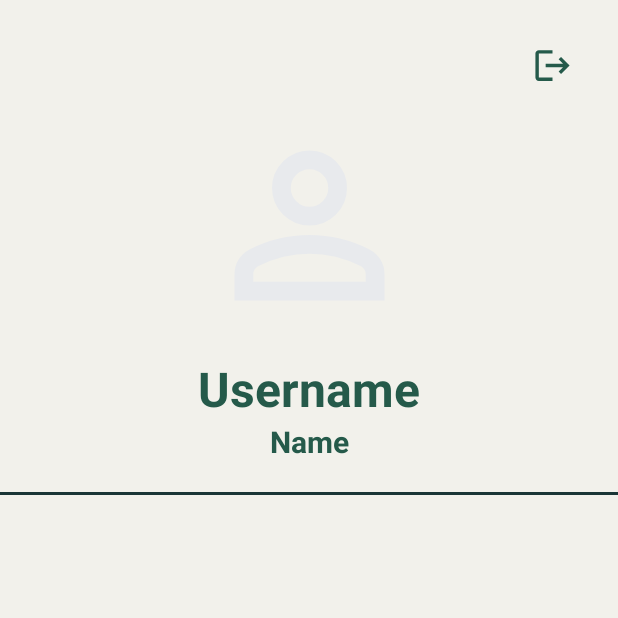
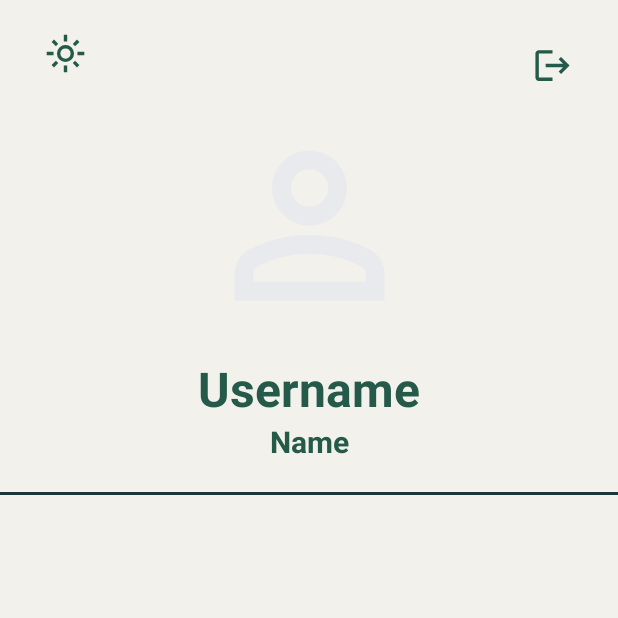
Before and after one commit to bitewise-lab/androidX, an Android app: the AccountFragment screen opened through its navigation route, on a phone screen of 412 x 824 dp, the top half of it. Run offline under Robolectric (Android 15) with nearby library versions, the light colour scheme and no system bars; our stand-ins replace Firebase (no records; nobody signed in at launch, a user with empty details on screens opened directly), navigation-ui; libraries missing offline, so code that uses them is left out: com.yalantis.ucrop; pictures from the network do not load; 1 statement that could not run was skipped.

Commit message:
Add: Dark Mode

```diff
--- a/app/src/main/java/com/example/capstone/view/activities/MainActivity.kt
+++ b/app/src/main/java/com/example/capstone/view/activities/MainActivity.kt
@@ -4,23 +4,27 @@ import android.content.Context
 import android.content.Intent
 import android.os.Bundle
 import androidx.appcompat.app.AppCompatActivity
-import androidx.datastore.preferences.preferencesDataStore
-import androidx.lifecycle.lifecycleScope
+import androidx.appcompat.app.AppCompatDelegate
 import androidx.navigation.fragment.NavHostFragment
 import androidx.navigation.ui.setupWithNavController
 import com.example.capstone.R
-import com.example.capstone.data.pref.UserPref
 import com.example.capstone.databinding.ActivityMainBinding
-import com.example.capstone.view.fragments.HomeFragment
-import com.example.capstone.view.viewmodel.dataStore
 import com.google.android.material.bottomnavigation.BottomNavigationView
-import kotlinx.coroutines.launch
 
 class MainActivity : AppCompatActivity() {
     private lateinit var binding: ActivityMainBinding
 
     override fun onCreate(savedInstanceState: Bundle?) {
         super.onCreate(savedInstanceState)
+
+        val sharedPreferences = getSharedPreferences("theme_prefs", Context.MODE_PRIVATE)
+        val isDarkMode = sharedPreferences.getBoolean("is_dark_mode", false)
+        if (isDarkMode) {
+            AppCompatDelegate.setDefaultNightMode(AppCompatDelegate.MODE_NIGHT_YES)
+        } else {
+            AppCompatDelegate.setDefaultNightMode(AppCompatDelegate.MODE_NIGHT_NO)
+        }
+
         binding = ActivityMainBinding.inflate(layoutInflater)
         setContentView(binding.root)
 
--- a/app/src/main/java/com/example/capstone/view/fragments/AccountFragment.kt
+++ b/app/src/main/java/com/example/capstone/view/fragments/AccountFragment.kt
@@ -1,19 +1,24 @@
 package com.example.capstone.view.fragments
 
 import android.app.AlertDialog
+import android.content.Context
 import android.content.Intent
+import android.content.SharedPreferences
 import android.os.Bundle
 import android.util.Log
-import androidx.fragment.app.Fragment
 import android.view.LayoutInflater
 import android.view.View
 import android.view.ViewGroup
 import android.widget.Toast
+import androidx.appcompat.app.AppCompatDelegate
+import androidx.fragment.app.Fragment
 import androidx.fragment.app.viewModels
 import androidx.lifecycle.lifecycleScope
 import androidx.recyclerview.widget.GridLayoutManager
 import com.bumptech.glide.Glide
 import com.example.capstone.R
+import com.example.capstone.data.Result
+import com.example.capstone.data.pref.UserModel
 import com.example.capstone.data.pref.UserPref
 import com.example.capstone.databinding.FragmentAccountBinding
 import com.example.capstone.view.activities.WelcomeActivity
@@ -21,8 +26,6 @@ import com.example.capstone.view.adapters.MyPostAdapter
 import com.example.capstone.view.viewmodel.AccountViewModel
 import com.example.capstone.view.viewmodel.ViewModelFactory
 import com.example.capstone.view.viewmodel.dataStore
-import com.example.capstone.data.Result
-import com.example.capstone.data.pref.UserModel
 import kotlinx.coroutines.launch
 
 class AccountFragment : Fragment() {
@@ -34,12 +37,14 @@ class AccountFragment : Fragment() {
     private lateinit var myPostAdapter: MyPostAdapter
     private var _binding: FragmentAccountBinding? = null
     private val binding get() = _binding!!
+    private lateinit var sharedPreferences: SharedPreferences
 
     override fun onCreateView(
         inflater: LayoutInflater, container: ViewGroup?,
         savedInstanceState: Bundle?
     ): View {
         _binding = FragmentAccountBinding.inflate(inflater, container, false)
+        sharedPreferences = requireContext().getSharedPreferences("theme_prefs", Context.MODE_PRIVATE)
         return binding.root
     }
 
@@ -49,6 +54,9 @@ class AccountFragment : Fragment() {
         myPostAdapter = MyPostAdapter()
         binding.rvPostPerAccount.layoutManager = GridLayoutManager(context, 3)
         binding.rvPostPerAccount.adapter = myPostAdapter
+
+        val isDarkMode = sharedPreferences.getBoolean("is_dark_mode", false)
+        updateThemeIcon(isDarkMode)
 
         viewModel.getSession().observe(viewLifecycleOwner) { user ->
             if (!user.isLoggedIn) {
@@ -60,6 +68,7 @@ class AccountFragment : Fragment() {
         }
 
         setupAction()
+        setupThemeToggle()
     }
 
     private fun setupUserDetails(user: UserModel) {
@@ -110,6 +119,36 @@ class AccountFragment : Fragment() {
         }
     }
 
+    private fun setupThemeToggle() {
+        binding.btnToggleTheme.setOnClickListener {
+            val isDarkMode = sharedPreferences.getBoolean("is_dark_mode", false)
+            val newMode = if (isDarkMode) {
+                Log.d("ThemeToggle", "Switching to Dark Mode")
+                AppCompatDelegate.MODE_NIGHT_NO
+            } else {
+                Log.d("ThemeToggle", "Switching to Light Mode")
+                AppCompatDelegate.MODE_NIGHT_YES
+            }
+
+            sharedPreferences.edit().putBoolean("is_dark_mode", !isDarkMode).apply()
+            updateThemeIcon(!isDarkMode)
+            AppCompatDelegate.setDefaultNightMode(newMode)
+
+            parentFragmentManager.beginTransaction().detach(this).attach(this).commit()
+            startActivity(requireActivity().intent)
+            activity?.finish()
+            Log.d("ThemeToggle", "Activity restarted")
+        }
+    }
+
+    private fun updateThemeIcon(isDarkMode: Boolean) {
+        if (isDarkMode) {
+            binding.btnToggleTheme.setIconResource(R.drawable.dark_mode)
+        } else {
+            binding.btnToggleTheme.setIconResource(R.drawable.light_mode)
+        }
+    }
+
     private fun logoutUser() {
         lifecycleScope.launch {
             val userPref = UserPref.getInstance(requireContext().dataStore)
--- a/app/src/main/res/layout/fragment_account.xml
+++ b/app/src/main/res/layout/fragment_account.xml
@@ -20,6 +20,19 @@
         app:iconSize="27dp"
         app:layout_constraintEnd_toEndOf="parent"
         app:layout_constraintTop_toTopOf="parent" />
+
+    <com.google.android.material.button.MaterialButton
+        android:id="@+id/btnToggleTheme"
+        style="@style/Widget.Material3.Button.IconButton"
+        android:layout_width="wrap_content"
+        android:layout_height="wrap_content"
+        android:layout_marginStart="16dp"
+        app:icon="@drawable/light_mode"
+        app:iconTint="@color/pallete_3"
+        app:iconSize="27dp"
+        app:layout_constraintStart_toStartOf="parent"
+        app:layout_constraintTop_toTopOf="parent"
+        app:layout_constraintBottom_toBottomOf="@id/btn_logout" />
 
     <com.google.android.material.imageview.ShapeableImageView
         android:id="@+id/ImageAvatar"
--- a/app/src/main/res/layout/fragment_bpm.xml
+++ b/app/src/main/res/layout/fragment_bpm.xml
@@ -14,7 +14,7 @@
         android:layout_margin="16dp"
         android:textSize="24sp"
         android:text="@string/nutrition_intake"
-        android:textColor="@color/color_5"
+        android:textColor="@color/pallete_3"
         android:textStyle="bold"
         app:layout_constraintStart_toStartOf="parent"
         app:layout_constraintTop_toTopOf="parent" />
@@ -240,6 +240,7 @@
         android:layout_marginVertical="16dp"
         android:backgroundTint="@color/color_2"
         android:text="@string/add_meal"
+        android:textColor="@color/pallete_3"
         app:layout_constraintEnd_toEndOf="parent"
         app:layout_constraintStart_toStartOf="parent"
         app:layout_constraintTop_toBottomOf="@+id/BPMLayout" />
--- a/app/src/main/res/values-night/colors.xml
+++ b/app/src/main/res/values-night/colors.xml
@@ -1,10 +1,19 @@
 <?xml version="1.0" encoding="utf-8"?>
 <resources>
+    <color name="color_1">#39455B </color>
+    <color name="color_2">#0C111B </color>
+    <color name="color_3">#7A92A9</color>
+    <color name="color_4">#39455B </color>
+    <color name="color_5">#C3D1E2 </color>
+    <color name="color_6">#617C9A </color>
     <!-- Dark Mode Colors -->
-    <color name="pallete_1">#2C302E</color>
-    <color name="pallete_2">#474A48</color>
-    <color name="pallete_3">#909590</color>
-    <color name="pallete_4">#9AE19D</color>
-    <color name="pallete_6">#537A5A</color>
-    <color name="pallete_5">#093127</color>
+    <color name="pallete_1">#39455B </color>
+    <color name="pallete_2">#0C111B </color>
+    <color name="pallete_3">#7A92A9 </color>
+    <color name="pallete_4">#617C9A </color>
+    <color name="pallete_5">#39455B </color>
+    <color name="pallete_6">#C3D1E2 </color>
+    <color name="pallete_7">#FFFFFF</color>
+
+
 </resources>
--- a/app/src/main/res/values-night/themes.xml
+++ b/app/src/main/res/values-night/themes.xml
@@ -1,7 +1,19 @@
-<resources xmlns:tools="http://schemas.android.com/tools">
+<resources>
     <!-- Base application theme. -->
-    <style name="Base.Theme.Capstone" parent="Theme.Material3.DayNight.NoActionBar">
+    <style name="Base.Theme.Capstone" parent="Theme.MaterialComponents.NoActionBar">
         <!-- Customize your dark theme here. -->
         <!-- <item name="colorPrimary">@color/my_dark_primary</item> -->
+<!--        <item name="colorPrimary">@color/pallete_4</item>-->
+        <item name="colorPrimaryVariant">@color/pallete_6</item>
+<!--        <item name="colorOnPrimary">@color/pallete_5</item>-->
+<!--        &lt;!&ndash; Secondary brand color. &ndash;&gt;-->
+<!--        <item name="colorSecondary">@color/pallete_2</item>-->
+<!--        <item name="colorSecondaryVariant">@color/pallete_2</item>-->
+<!--        <item name="colorOnSecondary">@color/pallete_5</item>-->
+
+<!--        <item name="android:textColorPrimary">@color/pallete_5</item>-->
+<!--        &lt;!&ndash; Status bar color. &ndash;&gt;-->
+<!--        <item name="android:statusBarColor">?attr/colorPrimaryVariant</item>-->
     </style>
+    <style name="Theme.Capstone" parent="Base.Theme.Capstone" />
 </resources>
--- a/app/src/main/res/values/colors.xml
+++ b/app/src/main/res/values/colors.xml
@@ -15,4 +15,5 @@
     <color name="pallete_4">#143E34</color>
     <color name="pallete_5">#093127</color>
     <color name="pallete_6">#042021</color>
+    <color name="pallete_7">#FFFFFF</color>
 </resources>
```
Also changed, not shown: app/src/main/java/com/example/capstone/view/activities/WelcomeActivity.kt (+9 -0 lines), app/src/main/res/values/themes.xml (+9 -1 lines).
